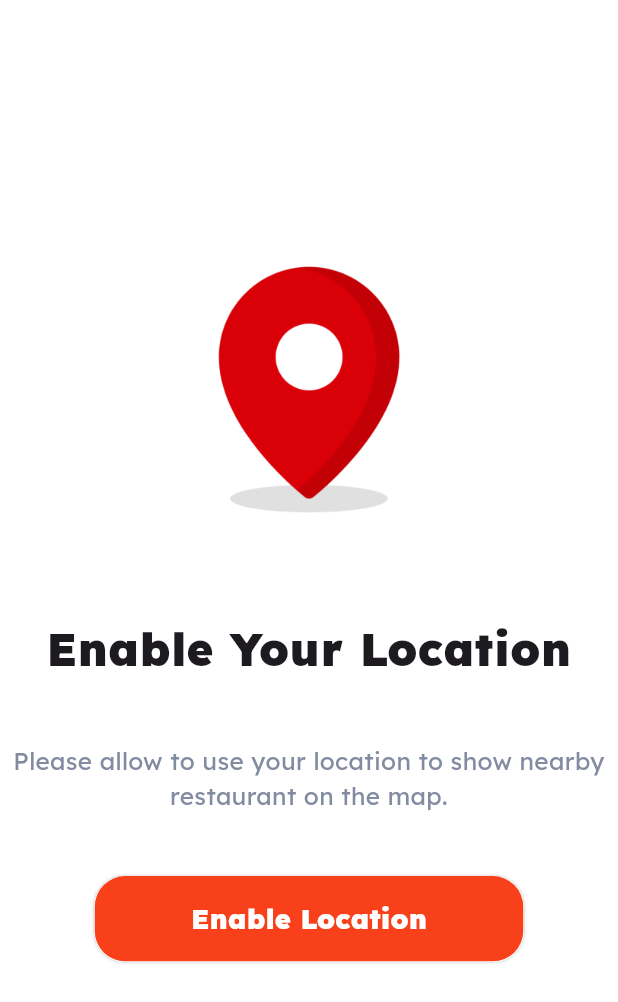
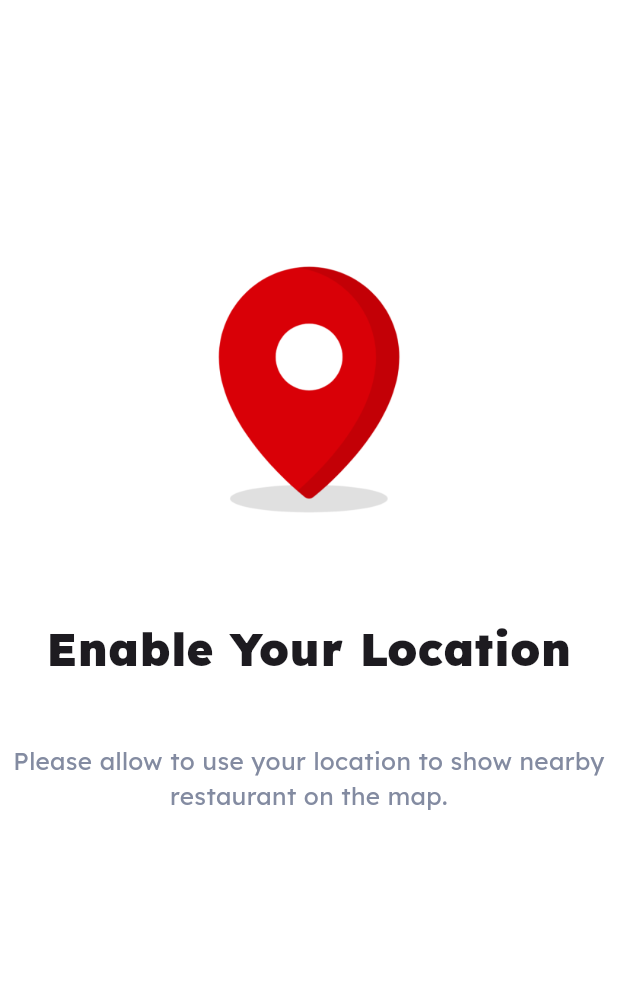
Before and after one commit to abhiabby3008/Bizilify-Delivery-Partner-App-, a Flutter app: the Location screen opened directly, on a phone screen of 412 x 824 dp. Shown: the top 1002 px of the screen. Run offline on Flutter 3.47's test engine with Material 3 defaults, Android fonts, the light colour scheme and no system bars; our stand-ins replace flutter_otp_text_field, flutter_screenutil; missing offline and left inert: countdown_progress_indicator, slide_action.

Commit message:
updated the changes

```diff
--- a/lib/screens/HomepageScreen/components/TimerWidget.dart
+++ b/lib/screens/HomepageScreen/components/TimerWidget.dart
@@ -9,9 +9,8 @@ class TimerWidget extends StatelessWidget {
   const TimerWidget({
     super.key,
     controller,
-  }) : _controller = controller;
+  });
 
-  final _controller;
 
   @override
   Widget build(BuildContext context) {
--- a/lib/screens/HomepageScreen/components/homepage_screen_body.dart
+++ b/lib/screens/HomepageScreen/components/homepage_screen_body.dart
@@ -15,7 +15,6 @@ class _HomePageBodyState extends State<HomePageBody> {
 
   @override
   Widget build(BuildContext context) {
-    var controller;
     return SingleChildScrollView(
       child: Column(
         children: [
--- a/lib/screens/LocationScreen/components/location_screen_body.dart
+++ b/lib/screens/LocationScreen/components/location_screen_body.dart
@@ -48,15 +48,15 @@ class LocationBody extends StatelessWidget {
           SizedBox(
             height: 34.h,
           ),
-          GlobalButtton(
-            pressed: () {
-              Navigator.push(
-                  context, MaterialPageRoute(builder: (context) => const HomePage()));
-            },
-            height: 56.h,
-            width: 260.w,
-            text: "Enable Location",
-          )
+          // GlobalButtton(
+          //   pressed: () {
+          //     Navigator.push(
+          //         context, MaterialPageRoute(builder: (context) => const HomePage()));
+          //   },
+          //   height: 56.h,
+          //   width: 260.w,
+          //   text: "Enable Location",
+          // )
         ],
       ),
     );
```
